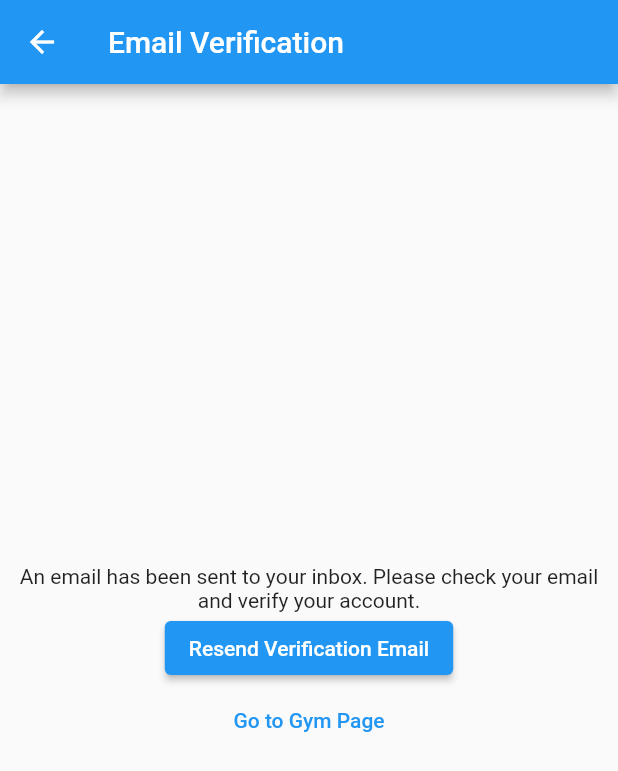
After one commit to ahmedadelelshaer/Gym_app-tial, a Flutter app: the VerificationPage screen opened by its route, after a tap on "Resend Verification Email", on a phone screen of 412 x 824 dp. The commit adds this screen. Shown: the top 771 px of the screen. Run offline on Flutter 3.47's test engine with Material 2 defaults, Android fonts, the phone set to English and light mode, and no system bars; our stand-ins replace cloud_firestore, firebase_auth, firebase_core; accounts and stored records are empty; network calls fail.

Commit message:
verification

```diff
--- a/lib/provider/navbar.dart
+++ b/lib/provider/navbar.dart
@@ -5,6 +5,7 @@ import 'package:gymapp/screens/favorite_screen.dart';
 class NavBar extends StatelessWidget {
   void signout() {
     FirebaseAuth.instance.signOut();
+    print("object");
   }
 
   final user = FirebaseAuth.instance.currentUser;
--- /dev/null
+++ b/lib/screens/verififcation_page.dart
@@ -0,0 +1,71 @@
+import 'package:flutter/material.dart';
+import 'package:firebase_auth/firebase_auth.dart';
+
+import '../utilites/dialog.dart/dialog.dart';
+
+class VerificationPage extends StatelessWidget {
+  const VerificationPage({Key? key}) : super(key: key);
+
+  void resendVerificationEmail(BuildContext context) async {
+    final user = FirebaseAuth.instance.currentUser;
+    if (user != null) {
+      await user.sendEmailVerification();
+      showDialog(
+        context: context,
+        builder: (context) {
+          return AlertDialog(
+            title: Text("Verification Email Sent"),
+            content:
+                Text("A verification email has been resent to your inbox."),
+            actions: <Widget>[
+              TextButton(
+                child: Text("OK"),
+                onPressed: () {
+                  Navigator.of(context).pop();
+                },
+              ),
+            ],
+          );
+        },
+      );
+    }
+  }
+
+  @override
+  Widget build(BuildContext context) {
+    return Scaffold(
+      appBar: AppBar(
+        title: Text("Email Verification"),
+      ),
+      body: Center(
+        child: Column(
+          mainAxisAlignment: MainAxisAlignment.center,
+          children: [
+            Text(
+              "An email has been sent to your inbox. Please check your email and verify your account.",
+              textAlign: TextAlign.center,
+            ),
+            ElevatedButton(
+              onPressed: () => resendVerificationEmail(context),
+              child: Text("Resend Verification Email"),
+            ),
+            TextButton(
+              onPressed: () async {
+                final user = FirebaseAuth.instance.currentUser;
+                await user?.reload(); // Reload user data
+                if (user != null && user.emailVerified) {
+                  // Email is verified, navigate to the Gym Page.
+                  Navigator.of(context).pushReplacementNamed('/gympage');
+                } else {
+                  dialog(
+                      context, "Email isn't verified", "An error has occurred");
+                }
+              },
+              child: Text("Go to Gym Page"),
+            ),
+          ],
+        ),
+      ),
+    );
+  }
+}
```
Also changed, not shown: lib/main.dart (+7 -1 lines), lib/screens/auth_screen.dart (+12 -3 lines), lib/screens/register.dart (+10 -4 lines).
